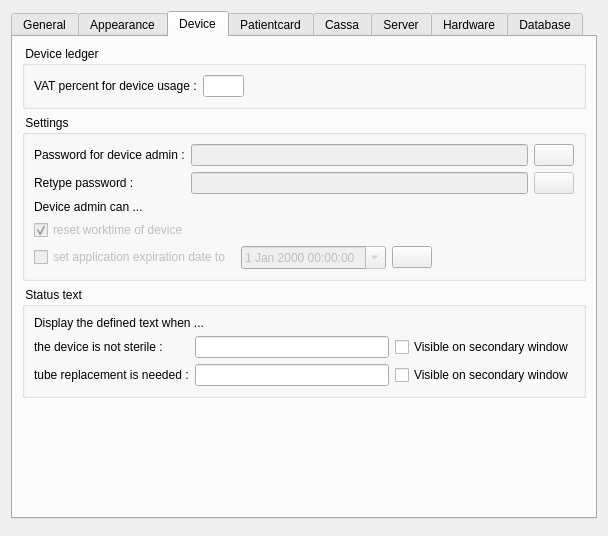
Before: the Qt Designer form client/dlgpreferences.ui in tbikfalvi/Belenus, drawn with Qt 5.
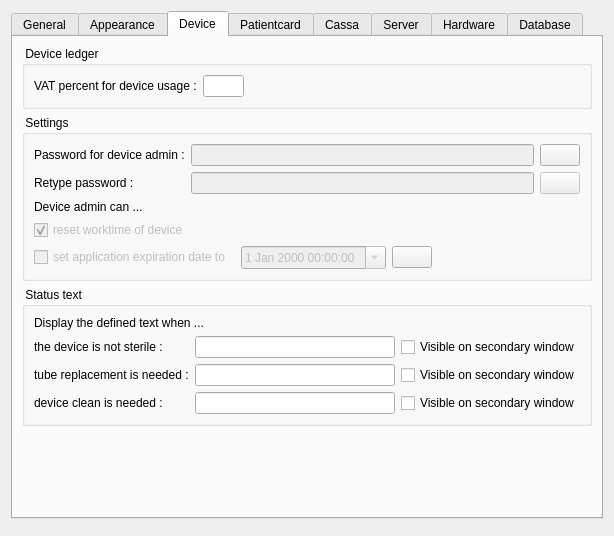
After: the same form once the commit is applied.

The edit to the form file:
```diff
--- a/client/dlgpreferences.ui
+++ b/client/dlgpreferences.ui
@@ -9,7 +9,7 @@
    <rect>
     <x>0</x>
     <y>0</y>
-    <width>608</width>
+    <width>614</width>
     <height>536</height>
    </rect>
   </property>
@@ -1229,6 +1229,27 @@
               </item>
              </layout>
             </item>
+            <item row="2" column="0">
+             <widget class="QLabel" name="lblPanelTextTubeClean">
+              <property name="text">
+               <string>device clean is needed :</string>
+              </property>
+             </widget>
+            </item>
+            <item row="2" column="1">
+             <layout class="QHBoxLayout" name="horizontalLayout_38">
+              <item>
+               <widget class="QLineEdit" name="ledPanelTextTubeCleanup"/>
+              </item>
+              <item>
+               <widget class="QCheckBox" name="chkVisibleSecTubeCleanup">
+                <property name="text">
+                 <string>Visible on secondary window</string>
+                </property>
+               </widget>
+              </item>
+             </layout>
+            </item>
            </layout>
           </item>
          </layout>
```
